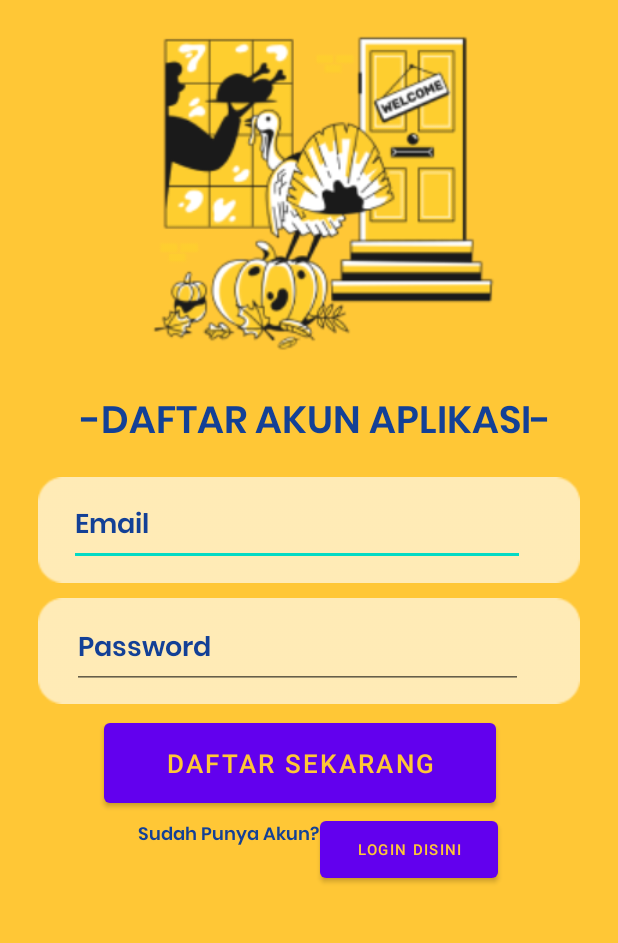
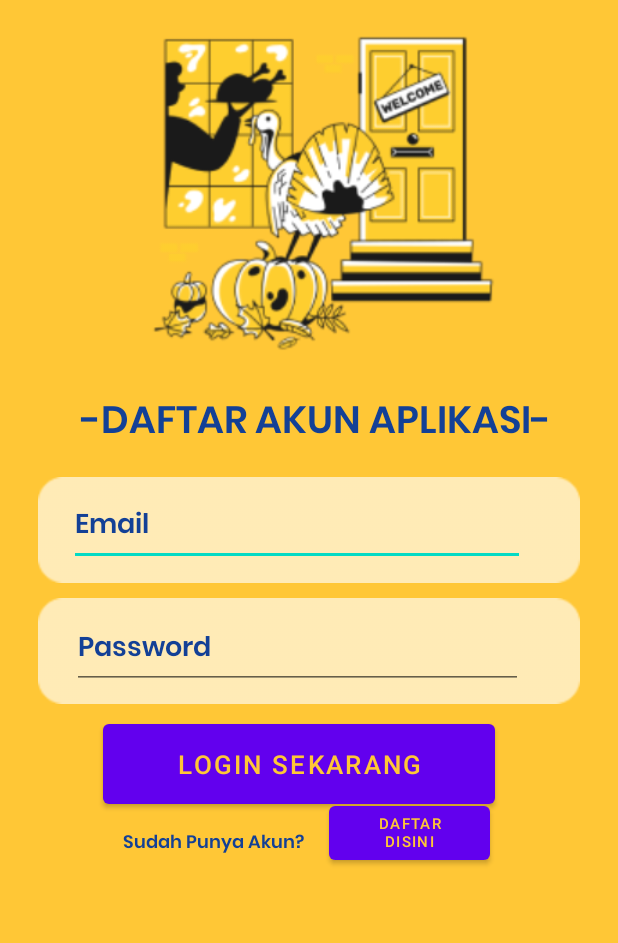
Before and after one commit to katonjr/RecetasDeComidakelompok5, an Android app: the screen it shows after launch (signup), after a tap on "DAFTAR DISINI", on a phone screen of 412 x 824 dp, the part 271-1214 px from its top. Run offline under Robolectric (Android 15) with nearby library versions, the phone set to English and light mode, and no system bars; our stand-ins replace Firebase (no records; nobody signed in at launch, a user with empty details on screens opened directly); Roboto replaces fonts that are not available here.

Commit message:
update login

```diff
--- a/app/src/main/java/com/example/recetasdecomida/login.kt
+++ b/app/src/main/java/com/example/recetasdecomida/login.kt
@@ -21,7 +21,7 @@ class login : AppCompatActivity() {
         firebase = FirebaseAuth.getInstance()
         editEmail = findViewById(R.id.emaillogin)
         editPassword = findViewById(R.id.passwordlogin)
-        btnLogin = findViewById(R.id.buttonlogin)
+        btnLogin = findViewById(R.id.buttonkelogin)
 
         btnLogin.setOnClickListener {
             val getEmail = editEmail.text.toString()
--- a/app/src/main/java/com/example/recetasdecomida/signup.kt
+++ b/app/src/main/java/com/example/recetasdecomida/signup.kt
@@ -22,7 +22,7 @@ class signup : AppCompatActivity() {
         firebase = FirebaseAuth.getInstance()
         editEmail = findViewById(R.id.emailsignup)
         editPassword = findViewById(R.id.passwordsignup)
-        btnSignup = findViewById(R.id.buttonsignup)
+        btnSignup = findViewById(R.id.buttonkesignup)
 
 
 
@@ -44,7 +44,7 @@ class signup : AppCompatActivity() {
 
 
 
-        var loginn: Button =findViewById(R.id.buttonkelogin)
+        var loginn: Button =findViewById(R.id.buttonlogin)
         loginn.setOnClickListener({val intent = Intent(this, login::class.java)
             startActivity(intent)})
     }
--- a/app/src/main/res/layout/activity_login.xml
+++ b/app/src/main/res/layout/activity_login.xml
@@ -30,7 +30,7 @@
             android:layout_marginTop="10dp"
             android:layout_marginEnd="30dp"
             android:layout_marginBottom="30dp"
-            android:fontFamily="@font/poppins_thin"
+            android:fontFamily="@font/bebas_neue"
             android:gravity="center_horizontal|center_vertical"
             android:lineSpacingExtra="-21sp"
             android:text="Recetas De Comida"
@@ -162,7 +162,7 @@ Tenang, Kami Ada Solusinya."
             app:srcCompat="@drawable/gambarlogin" />
 
         <Button
-            android:id="@+id/buttonlogin"
+            android:id="@+id/buttonkelogin"
             android:layout_width="261dp"
             android:layout_height="65dp"
             android:layout_alignParentEnd="true"
--- a/app/src/main/res/layout/activity_signup.xml
+++ b/app/src/main/res/layout/activity_signup.xml
@@ -4,10 +4,10 @@
     xmlns:tools="http://schemas.android.com/tools"
     android:layout_width="match_parent"
     android:layout_height="match_parent"
-    tools:context=".signup">
+    tools:context=".login">
 
     <RelativeLayout
-        android:id="@+id/halaman_awa"
+        android:id="@+id/halaman_awal"
         android:layout_width="match_parent"
         android:layout_height="match_parent"
         android:background="#FFC736"
@@ -90,34 +90,33 @@
             app:srcCompat="@drawable/kotakputih" />
 
         <Button
-            android:id="@+id/buttonsignup"
+            android:id="@+id/buttonlogin"
             android:layout_width="261dp"
             android:layout_height="65dp"
-            android:layout_alignParentStart="true"
             android:layout_alignParentEnd="true"
             android:layout_alignParentBottom="true"
-            android:layout_marginStart="69dp"
-            android:layout_marginEnd="81dp"
-            android:layout_marginBottom="102dp"
-            android:text="Daftar Sekarang"
+            android:layout_marginEnd="82dp"
+            android:layout_marginBottom="101dp"
+            android:text="Login Sekarang"
             android:textColor="#FFC736"
             android:textSize="17dp"
             app:iconTint="#134096"
             app:rippleColor="#134096"
-            app:strokeColor="#134096" />
+            app:strokeColor="#134096"
+            tools:ignore="TextSizeCheck" />
 
         <Button
-            android:id="@+id/buttonkelogin"
-            android:layout_width="100dp"
-            android:layout_height="50dp"
+            android:id="@+id/buttonkesignup"
+            android:layout_width="113dp"
+            android:layout_height="48dp"
             android:layout_alignParentStart="true"
             android:layout_alignParentEnd="true"
             android:layout_alignParentBottom="true"
-            android:layout_marginStart="213dp"
-            android:layout_marginEnd="80dp"
-            android:layout_marginBottom="52dp"
-            android:onClick="pindahkelogin"
-            android:text="Login Disini"
+            android:layout_marginStart="219dp"
+            android:layout_marginEnd="85dp"
+            android:layout_marginBottom="64dp"
+            android:onClick="pindahkesignup"
+            android:text="Daftar Disini"
             android:textColor="#FFC736"
             android:textSize="10dp"
             app:iconTint="#134096"
@@ -127,14 +126,14 @@
 
         <TextView
             android:id="@+id/textView3"
-            android:layout_width="wrap_content"
-            android:layout_height="37dp"
+            android:layout_width="167dp"
+            android:layout_height="33dp"
             android:layout_alignParentStart="true"
             android:layout_alignParentEnd="true"
             android:layout_alignParentBottom="true"
             android:layout_marginStart="58dp"
-            android:layout_marginEnd="166dp"
-            android:layout_marginBottom="67dp"
+            android:layout_marginEnd="186dp"
+            android:layout_marginBottom="64dp"
             android:fontFamily="@font/poppins_semibold"
             android:gravity="center"
             android:text=" Sudah Punya Akun? "
```
Also changed, not shown: app/src/main/java/com/example/recetasdecomida/MainActivity.kt (+21 -18 lines).
